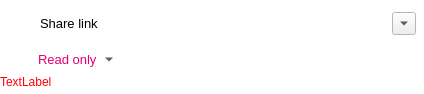
nextmcloud/desktop, file src/gui/sharelinkwidget.ui: the form before one commit.
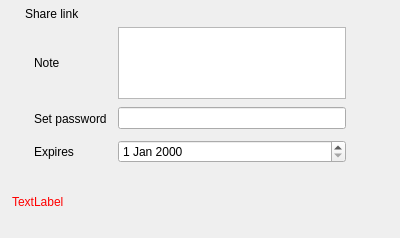
The form after the commit. Icons and pictures are not drawn. Custom widgets are drawn as their Qt base class.

```diff
--- a/src/gui/sharelinkwidget.ui
+++ b/src/gui/sharelinkwidget.ui
@@ -6,92 +6,28 @@
    <rect>
     <x>0</x>
     <y>0</y>
-    <width>424</width>
-    <height>94</height>
+    <width>400</width>
+    <height>238</height>
    </rect>
   </property>
   <property name="sizePolicy">
-   <sizepolicy hsizetype="Preferred" vsizetype="Preferred">
+   <sizepolicy hsizetype="MinimumExpanding" vsizetype="Fixed">
     <horstretch>0</horstretch>
     <verstretch>0</verstretch>
    </sizepolicy>
   </property>
-  <property name="palette">
-   <palette>
-    <active>
-     <colorrole role="Base">
-      <brush brushstyle="SolidPattern">
-       <color alpha="255">
-        <red>255</red>
-        <green>255</green>
-        <blue>255</blue>
-       </color>
-      </brush>
-     </colorrole>
-     <colorrole role="Window">
-      <brush brushstyle="SolidPattern">
-       <color alpha="255">
-        <red>255</red>
-        <green>255</green>
-        <blue>255</blue>
-       </color>
-      </brush>
-     </colorrole>
-    </active>
-    <inactive>
-     <colorrole role="Base">
-      <brush brushstyle="SolidPattern">
-       <color alpha="255">
-        <red>255</red>
-        <green>255</green>
-        <blue>255</blue>
-       </color>
-      </brush>
-     </colorrole>
-     <colorrole role="Window">
-      <brush brushstyle="SolidPattern">
-       <color alpha="255">
-        <red>255</red>
-        <green>255</green>
-        <blue>255</blue>
-       </color>
-      </brush>
-     </colorrole>
-    </inactive>
-    <disabled>
-     <colorrole role="Base">
-      <brush brushstyle="SolidPattern">
-       <color alpha="255">
-        <red>255</red>
-        <green>255</green>
-        <blue>255</blue>
-       </color>
-      </brush>
-     </colorrole>
-     <colorrole role="Window">
-      <brush brushstyle="SolidPattern">
-       <color alpha="255">
-        <red>255</red>
-        <green>255</green>
-        <blue>255</blue>
-       </color>
-      </brush>
-     </colorrole>
-    </disabled>
-   </palette>
-  </property>
   <layout class="QVBoxLayout" name="verticalLayout">
    <property name="spacing">
     <number>0</number>
    </property>
    <property name="leftMargin">
-    <number>0</number>
+    <number>12</number>
    </property>
    <property name="topMargin">
     <number>0</number>
    </property>
    <property name="rightMargin">
-    <number>0</number>
+    <number>20</number>
    </property>
    <property name="bottomMargin">
     <number>0</number>
@@ -99,25 +35,13 @@
    <item>
     <layout class="QHBoxLayout" name="horizontalLayout">
      <property name="spacing">
+      <number>6</number>
+     </property>
+     <property name="rightMargin">
       <number>0</number>
      </property>
      <item>
       <widget class="QLabel" name="shareLinkIconLabel">
-       <property name="sizePolicy">
-        <sizepolicy hsizetype="Maximum" vsizetype="Maximum">
-         <horstretch>0</horstretch>
-         <verstretch>0</verstretch>
-        </sizepolicy>
-       </property>
-       <property name="minimumSize">
-        <size>
-         <width>40</width>
-         <height>40</height>
-        </size>
-       </property>
-       <property name="styleSheet">
-        <string notr="true">font: 10pt &quot;Segoe UI&quot;;</string>
-       </property>
        <property name="text">
         <string notr="true"/>
        </property>
@@ -125,32 +49,30 @@
         <pixmap resource="../../theme.qrc">:/client/theme/link.svg</pixmap>
        </property>
        <property name="alignment">
-        <set>Qt::AlignCenter</set>
+        <set>Qt::AlignRight|Qt::AlignTrailing|Qt::AlignVCenter</set>
        </property>
       </widget>
      </item>
      <item>
       <widget class="QLabel" name="shareLinkLabel">
-       <property name="sizePolicy">
-        <sizepolicy hsizetype="Expanding" vsizetype="Fixed">
-         <horstretch>0</horstretch>
-         <verstretch>0</verstretch>
-        </sizepolicy>
-       </property>
-       <property name="font">
-        <font>
-         <family>Segoe UI</family>
-         <pointsize>10</pointsize>
-        </font>
-       </property>
        <property name="text">
         <string>Share link</string>
        </property>
-       <property name="alignment">
-        <set>Qt::AlignLeading|Qt::AlignLeft|Qt::AlignVCenter</set>
-       </property>
       </widget>
      </item>
+     <item>
+      <spacer name="horizontalSpacer">
+       <property name="orientation">
+        <enum>Qt::Horizontal</enum>
+       </property>
+       <property name="sizeHint" stdset="0">
+        <size>
+         <width>40</width>
+         <height>25</height>
+        </size>
+       </property>
+      </spacer>
+     </item>
      <item>
       <widget class="QProgressIndicator" name="sharelinkProgressIndicator" native="true">
        <property name="sizePolicy">
@@ -167,23 +89,27 @@
        </property>
       </widget>
      </item>
+     <item>
+      <spacer name="horizontalSpacer_2">
+       <property name="orientation">
+        <enum>Qt::Horizontal</enum>
+       </property>
+       <property name="sizeHint" stdset="0">
+        <size>
+         <width>40</width>
+         <height>25</height>
+        </size>
+       </property>
+      </spacer>
+     </item>
      <item>
       <widget class="QPushButton" name="enableShareLink">
-       <property name="layoutDirection">
-        <enum>Qt::LeftToRight</enum>
-       </property>
        <property name="text">
         <string/>
        </property>
        <property name="icon">
         <iconset resource="../../theme.qrc">
-         <normaloff>:/client/theme/clipboard.svg</normaloff>:/client/theme/clipboard.svg</iconset>
-       </property>
-       <property name="iconSize">
-        <size>
-         <width>24</width>
-         <height>24</height>
-        </size>
+         <normaloff>:/client/theme/add.svg</normaloff>:/client/theme/add.svg</iconset>
        </property>
        <property name="checkable">
         <bool>false</bool>
@@ -193,26 +119,10 @@
        </property>
       </widget>
      </item>
-     <item>
-      <spacer name="horizontalSpacer_2">
-       <property name="orientation">
-        <enum>Qt::Horizontal</enum>
-       </property>
-       <property name="sizeType">
-        <enum>QSizePolicy::Fixed</enum>
-       </property>
-       <property name="sizeHint" stdset="0">
-        <size>
-         <width>10</width>
-         <height>25</height>
-        </size>
-       </property>
-      </spacer>
-     </item>
      <item>
       <widget class="QToolButton" name="shareLinkToolButton">
        <property name="enabled">
-        <bool>true</bool>
+        <bool>false</bool>
        </property>
        <property name="sizePolicy">
         <sizepolicy hsizetype="Fixed" vsizetype="Fixed">
@@ -220,9 +130,6 @@
          <verstretch>0</verstretch>
         </sizepolicy>
        </property>
-       <property name="layoutDirection">
-        <enum>Qt::RightToLeft</enum>
-       </property>
        <property name="icon">
         <iconset resource="../../theme.qrc">
          <normaloff>:/client/theme/black/caret-down.svg</normaloff>:/client/theme/black/caret-down.svg</iconset>
@@ -231,236 +138,232 @@
         <enum>QToolButton::InstantPopup</enum>
        </property>
        <property name="autoRaise">
-        <bool>false</bool>
-       </property>
-       <property name="arrowType">
-        <enum>Qt::DownArrow</enum>
+        <bool>true</bool>
        </property>
       </widget>
      </item>
-     <item>
-      <spacer name="horizontalSpacer">
-       <property name="orientation">
-        <enum>Qt::Horizontal</enum>
-       </property>
-       <property name="sizeType">
-        <enum>QSizePolicy::Fixed</enum>
-       </property>
-       <property name="sizeHint" stdset="0">
-        <size>
-         <width>8</width>
-         <height>20</height>
-        </size>
-       </property>
-      </spacer>
-     </item>
     </layout>
    </item>
    <item>
-    <layout class="QHBoxLayout" name="horizontalLayout_5">
-     <property name="spacing">
-      <number>0</number>
+    <layout class="QGridLayout" name="gridLayout">
+     <property name="leftMargin">
+      <number>22</number>
      </property>
-     <item>
-      <spacer name="horizontalSpacer_5">
-       <property name="orientation">
-        <enum>Qt::Horizontal</enum>
+     <item row="0" column="0">
+      <widget class="QLabel" name="noteLabel">
+       <property name="sizePolicy">
+        <sizepolicy hsizetype="MinimumExpanding" vsizetype="Minimum">
+         <horstretch>0</horstretch>
+         <verstretch>0</verstretch>
+        </sizepolicy>
        </property>
-       <property name="sizeType">
-        <enum>QSizePolicy::Fixed</enum>
-       </property>
-       <property name="sizeHint" stdset="0">
+       <property name="minimumSize">
         <size>
-         <width>38</width>
-         <height>23</height>
+         <width>78</width>
+         <height>0</height>
         </size>
        </property>
-      </spacer>
+       <property name="text">
+        <string>Note</string>
+       </property>
+       <property name="alignment">
+        <set>Qt::AlignLeading|Qt::AlignLeft|Qt::AlignVCenter</set>
+       </property>
+       <property name="indent">
+        <number>0</number>
+       </property>
+      </widget>
      </item>
-     <item>
-      <widget class="OCC::ElidedLabel" name="currentPermissions_3">
+     <item row="0" column="1">
+      <widget class="QTextEdit" name="textEdit_note">
        <property name="sizePolicy">
         <sizepolicy hsizetype="Preferred" vsizetype="Fixed">
          <horstretch>0</horstretch>
          <verstretch>0</verstretch>
         </sizepolicy>
        </property>
-       <property name="palette">
-        <palette>
-         <active>
-          <colorrole role="WindowText">
-           <brush brushstyle="SolidPattern">
-            <color alpha="255">
-             <red>226</red>
-             <green>0</green>
-             <blue>116</blue>
-            </color>
-           </brush>
-          </colorrole>
-          <colorrole role="Text">
-           <brush brushstyle="SolidPattern">
-            <color alpha="255">
-             <red>226</red>
-             <green>0</green>
-             <blue>116</blue>
-            </color>
-           </brush>
-          </colorrole>
-          <colorrole role="ButtonText">
-           <brush brushstyle="SolidPattern">
-            <color alpha="255">
-             <red>226</red>
-             <green>0</green>
-             <blue>116</blue>
-            </color>
-           </brush>
-          </colorrole>
-          <colorrole role="PlaceholderText">
-           <brush brushstyle="NoBrush">
-            <color alpha="128">
-             <red>226</red>
-             <green>0</green>
-             <blue>116</blue>
-            </color>
-           </brush>
-          </colorrole>
-         </active>
-         <inactive>
-          <colorrole role="WindowText">
-           <brush brushstyle="SolidPattern">
-            <color alpha="255">
-             <red>226</red>
-             <green>0</green>
-             <blue>116</blue>
-            </color>
-           </brush>
-          </colorrole>
-          <colorrole role="Text">
-           <brush brushstyle="SolidPattern">
-            <color alpha="255">
-             <red>226</red>
-             <green>0</green>
-             <blue>116</blue>
-            </color>
-           </brush>
-          </colorrole>
-          <colorrole role="ButtonText">
-           <brush brushstyle="SolidPattern">
-            <color alpha="255">
-             <red>226</red>
-             <green>0</green>
-             <blue>116</blue>
-            </color>
-           </brush>
-          </colorrole>
-          <colorrole role="PlaceholderText">
-           <brush brushstyle="NoBrush">
-            <color alpha="128">
-             <red>226</red>
-             <green>0</green>
-             <blue>116</blue>
-            </color>
-           </brush>
-          </colorrole>
-         </inactive>
-         <disabled>
-          <colorrole role="WindowText">
-           <brush brushstyle="SolidPattern">
-            <color alpha="255">
-             <red>226</red>
-             <green>0</green>
-             <blue>116</blue>
-            </color>
-           </brush>
-          </colorrole>
-          <colorrole role="Text">
-           <brush brushstyle="SolidPattern">
-            <color alpha="255">
-             <red>226</red>
-             <green>0</green>
-             <blue>116</blue>
-            </color>
-           </brush>
-          </colorrole>
-          <colorrole role="ButtonText">
-           <brush brushstyle="SolidPattern">
-            <color alpha="255">
-             <red>226</red>
-             <green>0</green>
-             <blue>116</blue>
-            </color>
-           </brush>
-          </colorrole>
-          <colorrole role="PlaceholderText">
-           <brush brushstyle="NoBrush">
-            <color alpha="128">
-             <red>226</red>
-             <green>0</green>
-             <blue>116</blue>
-            </color>
-           </brush>
-          </colorrole>
-         </disabled>
-        </palette>
+       <property name="minimumSize">
+        <size>
+         <width>0</width>
+         <height>60</height>
+        </size>
        </property>
-       <property name="font">
-        <font>
-         <family>Segoe UI</family>
-         <pointsize>10</pointsize>
-        </font>
+       <property name="sizeAdjustPolicy">
+        <enum>QAbstractScrollArea::AdjustToContents</enum>
        </property>
-       <property name="styleSheet">
-        <string notr="true">color:&quot;#e20074&quot;</string>
+      </widget>
+     </item>
+     <item row="0" column="2">
+      <widget class="QToolButton" name="confirmNote">
+       <property name="minimumSize">
+        <size>
+         <width>28</width>
+         <height>27</height>
+        </size>
        </property>
-       <property name="text">
-        <string>Read only</string>
+       <property name="icon">
+        <iconset resource="../../theme.qrc">
+         <normaloff>:/client/theme/confirm.svg</normaloff>:/client/theme/confirm.svg</iconset>
        </property>
-       <property name="textFormat">
-        <enum>Qt::PlainText</enum>
+       <property name="autoRaise">
+        <bool>true</bool>
        </property>
+      </widget>
+     </item>
+     <item row="0" column="2">
+      <widget class="QProgressIndicator" name="noteProgressIndicator" native="true">
+       <property name="sizePolicy">
+        <sizepolicy hsizetype="Fixed" vsizetype="Fixed">
+         <horstretch>0</horstretch>
+         <verstretch>0</verstretch>
+        </sizepolicy>
+       </property>
+       <property name="minimumSize">
+        <size>
+         <width>28</width>
+         <height>27</height>
+        </size>
+       </property>
+      </widget>
+     </item>
+     <item row="1" column="0">
+      <widget class="QLabel" name="passwordLabel">
+       <property name="sizePolicy">
+        <sizepolicy hsizetype="Minimum" vsizetype="Minimum">
+         <horstretch>0</horstretch>
+         <verstretch>0</verstretch>
+        </sizepolicy>
+       </property>
+       <property name="minimumSize">
+        <size>
+         <width>78</width>
+         <height>0</height>
+        </size>
+       </property>
+       <property name="text">
+        <string>Set password</string>
+       </property>
        <property name="alignment">
-        <set>Qt::AlignLeading|Qt::AlignLeft|Qt::AlignTop</set>
+        <set>Qt::AlignLeading|Qt::AlignLeft|Qt::AlignVCenter</set>
        </property>
+       <property name="indent">
+        <number>0</number>
+       </property>
       </widget>
      </item>
-     <item>
-      <widget class="QToolButton" name="permissionsMenu_3">
-       <property name="contextMenuPolicy">
-        <enum>Qt::NoContextMenu</enum>
+     <item row="1" column="1">
+      <widget class="QLineEdit" name="lineEdit_password">
+       <property name="sizePolicy">
+        <sizepolicy hsizetype="Minimum" vsizetype="Fixed">
+         <horstretch>1</horstretch>
+         <verstretch>0</verstretch>
+        </sizepolicy>
        </property>
-       <property name="layoutDirection">
-        <enum>Qt::LeftToRight</enum>
+       <property name="echoMode">
+        <enum>QLineEdit::Password</enum>
        </property>
+      </widget>
+     </item>
+     <item row="1" column="2">
+      <widget class="QToolButton" name="confirmPassword">
+       <property name="minimumSize">
+        <size>
+         <width>28</width>
+         <height>27</height>
+        </size>
+       </property>
        <property name="icon">
         <iconset resource="../../theme.qrc">
          <normaloff>:/client/theme/black/caret-down.svg</normaloff>:/client/theme/black/caret-down.svg</iconset>
        </property>
-       <property name="checkable">
-        <bool>false</bool>
-       </property>
        <property name="autoRaise">
         <bool>true</bool>
        </property>
-       <property name="arrowType">
-        <enum>Qt::DownArrow</enum>
+      </widget>
+     </item>
+     <item row="1" column="2">
+      <widget class="QProgressIndicator" name="passwordProgressIndicator" native="true">
+       <property name="sizePolicy">
+        <sizepolicy hsizetype="Fixed" vsizetype="Fixed">
+         <horstretch>0</horstretch>
+         <verstretch>0</verstretch>
+        </sizepolicy>
        </property>
+       <property name="minimumSize">
+        <size>
+         <width>28</width>
+         <height>27</height>
+        </size>
+       </property>
       </widget>
      </item>
-     <item>
-      <spacer name="horizontalSpacer_3">
-       <property name="orientation">
-        <enum>Qt::Horizontal</enum>
+     <item row="2" column="0">
+      <widget class="QLabel" name="expirationLabel">
+       <property name="sizePolicy">
+        <sizepolicy hsizetype="Preferred" vsizetype="Minimum">
+         <horstretch>0</horstretch>
+         <verstretch>0</verstretch>
+        </sizepolicy>
        </property>
-       <property name="sizeType">
-        <enum>QSizePolicy::Expanding</enum>
+       <property name="minimumSize">
+        <size>
+         <width>78</width>
+         <height>0</height>
+        </size>
        </property>
-       <property name="sizeHint" stdset="0">
+       <property name="text">
+        <string>Expires</string>
+       </property>
+       <property name="alignment">
+        <set>Qt::AlignLeading|Qt::AlignLeft|Qt::AlignVCenter</set>
+       </property>
+       <property name="indent">
+        <number>0</number>
+       </property>
+      </widget>
+     </item>
+     <item row="2" column="1">
+      <widget class="QDateEdit" name="calendar">
+       <property name="sizePolicy">
+        <sizepolicy hsizetype="Minimum" vsizetype="Fixed">
+         <horstretch>1</horstretch>
+         <verstretch>0</verstretch>
+        </sizepolicy>
+       </property>
+      </widget>
+     </item>
+     <item row="2" column="2">
+      <widget class="QToolButton" name="confirmExpirationDate">
+       <property name="minimumSize">
         <size>
-         <width>40</width>
-         <height>20</height>
+         <width>28</width>
+         <height>27</height>
         </size>
        </property>
-      </spacer>
+       <property name="icon">
+        <iconset resource="../../theme.qrc">
+         <normaloff>:/client/theme/confirm.svg</normaloff>:/client/theme/confirm.svg</iconset>
+       </property>
+       <property name="autoRaise">
+        <bool>true</bool>
+       </property>
+      </widget>
+     </item>
+     <item row="2" column="2">
+      <widget class="QProgressIndicator" name="expirationDateProgressIndicator" native="true">
+       <property name="sizePolicy">
+        <sizepolicy hsizetype="Fixed" vsizetype="Fixed">
+         <horstretch>0</horstretch>
+         <verstretch>0</verstretch>
+        </sizepolicy>
+       </property>
+       <property name="minimumSize">
+        <size>
+         <width>28</width>
+         <height>27</height>
+        </size>
+       </property>
+      </widget>
      </item>
     </layout>
    </item>
@@ -468,12 +371,6 @@
     <layout class="QHBoxLayout" name="horizontalLayout_2">
      <item>
       <widget class="QLabel" name="errorLabel">
-       <property name="sizePolicy">
-        <sizepolicy hsizetype="Preferred" vsizetype="Fixed">
-         <horstretch>0</horstretch>
-         <verstretch>0</verstretch>
-        </sizepolicy>
-       </property>
        <property name="palette">
         <palette>
          <active>
@@ -534,11 +431,6 @@
    <header>QProgressIndicator.h</header>
    <container>1</container>
   </customwidget>
-  <customwidget>
-   <class>OCC::ElidedLabel</class>
-   <extends>QLabel</extends>
-   <header>elidedlabel.h</header>
-  </customwidget>
  </customwidgets>
  <resources>
   <include location="../../theme.qrc"/>
```
Left out of the diff: 7 changed lines with no effect on the pictures.
